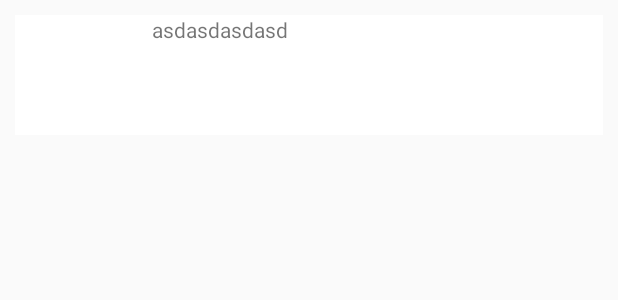
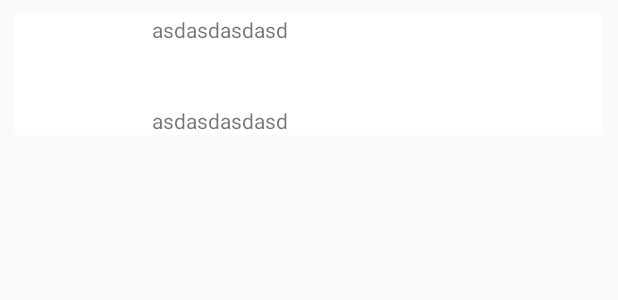
Before and after one commit to ronaldVelasquez/liverpooldemo, an Android app: the layout item_product.xml on its own in the app's theme, with its tools: preview values and no code run, on a phone screen of 412 x 824 dp. Shown: the top 300 px of the screen. Run offline under Robolectric (Android 15) with nearby library versions, the phone set to English and light mode, and no system bars.

Commit message:
Mini Fix

```diff
--- a/app/src/main/java/products/liverpool/com/liverpoolproducts/data/CategoryNamePrefrence.java
+++ b/app/src/main/java/products/liverpool/com/liverpoolproducts/data/CategoryNamePrefrence.java
@@ -2,6 +2,8 @@ package products.liverpool.com.liverpoolproducts.data;
 
 import android.content.Context;
 import android.content.SharedPreferences;
+
+import java.util.List;
 
 /**
  * Created by ronaldvelasquez on 11/04/17.
@@ -25,6 +27,4 @@ public class CategoryNamePrefrence {
         return categoryNamePrefrence;
     }
 
-
-
 }
--- a/app/src/main/res/layout/item_product.xml
+++ b/app/src/main/res/layout/item_product.xml
@@ -24,7 +24,6 @@
         android:id="@+id/text_price_product"
         android:layout_width="wrap_content"
         android:layout_height="wrap_content"
-        android:visibility="gone"
         android:layout_alignBottom="@+id/image_product"
         android:layout_alignStart="@+id/text_name_product"
         android:text="asdasdasdasd" />
```
